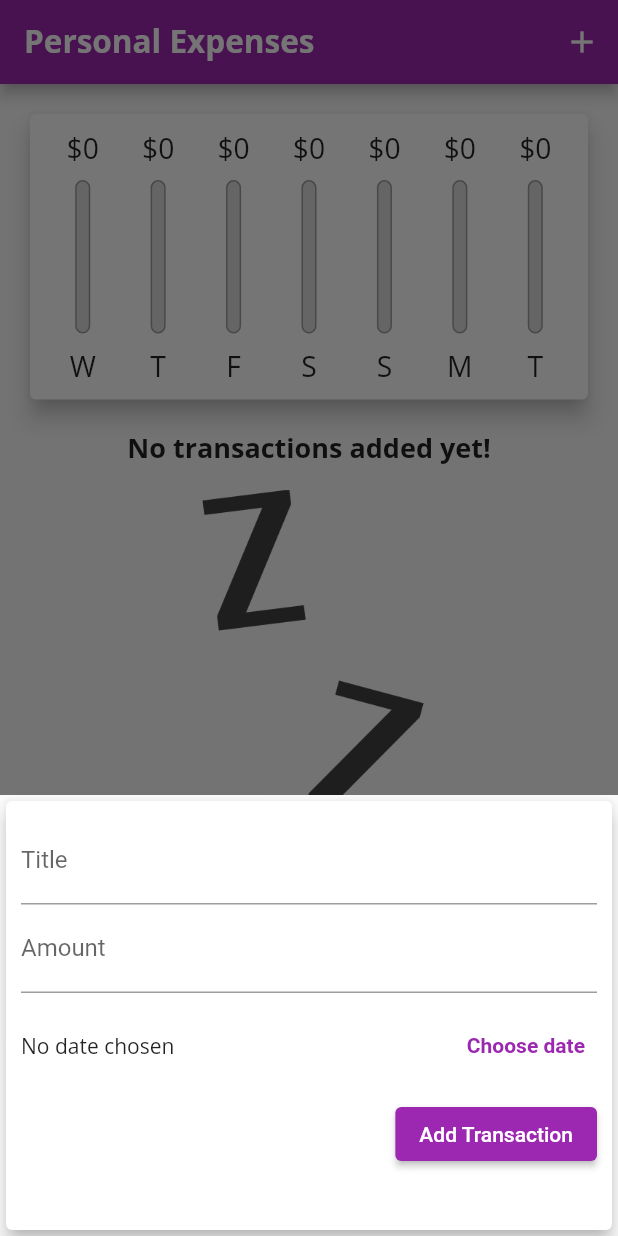
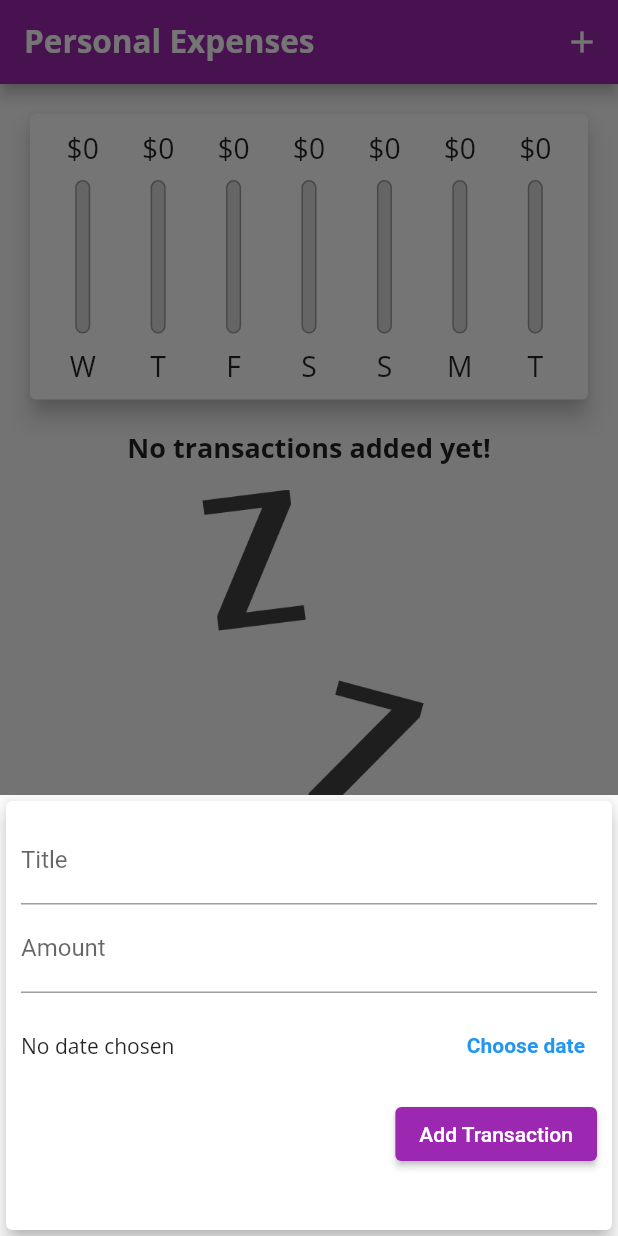
Before and after one commit to TheTota/personal_expenses_app, a Flutter app: the screen it shows after launch, after a tap on the "add" icon, on a phone screen of 412 x 824 dp. Run offline on Flutter 3.47's test engine with Material 2 defaults, Android fonts, the phone set to English and light mode, and no system bars.

Commit message:
refactor with vs code flutter standards

```diff
--- a/lib/main.dart
+++ b/lib/main.dart
@@ -1,23 +1,23 @@
 import 'dart:io';
 
+import 'package:flutter/cupertino.dart';
 import 'package:flutter/material.dart';
-import 'package:flutter/cupertino.dart';
 
+import './models/transaction.dart';
+import './widgets/chart.dart';
 import './widgets/new_transaction.dart';
 import './widgets/transaction_list.dart';
-import './widgets/chart.dart';
-import './models/transaction.dart';
 
-void main() => runApp(MyApp());
+void main() => runApp(const MyApp());
 
 class MyApp extends StatelessWidget {
+  const MyApp({super.key});
+
   @override
   Widget build(BuildContext context) {
     return MaterialApp(
       title: 'Personal Expenses',
       theme: ThemeData(
-          primarySwatch: Colors.purple,
-          accentColor: Colors.amber,
           fontFamily: 'Quicksand',
           textTheme: ThemeData.light().textTheme.copyWith(
                 bodyMedium: const TextStyle(
@@ -33,14 +33,16 @@ class MyApp extends StatelessWidget {
               titleTextStyle: TextStyle(
                   fontFamily: 'OpenSans',
                   fontSize: 21,
-                  fontWeight: FontWeight.bold))),
-      home: MyHomePage(),
+                  fontWeight: FontWeight.bold)),
+          colorScheme: ColorScheme.fromSwatch(primarySwatch: Colors.purple)
+              .copyWith(secondary: Colors.amber)),
+      home: const MyHomePage(),
     );
   }
 }
 
 class MyHomePage extends StatefulWidget {
-  MyHomePage({super.key});
+  const MyHomePage({super.key});
 
   @override
   State<MyHomePage> createState() => _MyHomePageState();
@@ -51,8 +53,8 @@ class _MyHomePageState extends State<MyHomePage> {
 
   List<Transaction> get _recentTransactions {
     return _userTransactions
-        .where(
-            (t) => t.date.isAfter(DateTime.now().subtract(Duration(days: 7))))
+        .where((t) =>
+            t.date.isAfter(DateTime.now().subtract(const Duration(days: 7))))
         .toList();
   }
 
@@ -87,33 +89,83 @@ class _MyHomePageState extends State<MyHomePage> {
     });
   }
 
-  @override
-  Widget build(BuildContext context) {
-    var mediaQuery = MediaQuery.of(context);
-    final isLandscape = mediaQuery.orientation == Orientation.landscape;
-    final PreferredSizeWidget appBar = Platform.isIOS
+  List<Widget> _buildLandscapeContent(MediaQueryData mediaQuery,
+      PreferredSizeWidget appBar, SizedBox txListWidget) {
+    return [
+      Row(
+        mainAxisAlignment: MainAxisAlignment.center,
+        children: [
+          Text(
+            'Show chart',
+            style: Theme.of(context).textTheme.titleLarge,
+          ),
+          Switch.adaptive(
+              activeColor: Theme.of(context).colorScheme.secondary,
+              value: _showChart,
+              onChanged: (newVal) {
+                setState(() {
+                  _showChart = newVal;
+                });
+              }),
+        ],
+      ),
+      _showChart
+          ? SizedBox(
+              height: (mediaQuery.size.height -
+                      appBar.preferredSize.height -
+                      mediaQuery.padding.top) *
+                  0.7,
+              child: Chart(_recentTransactions),
+            )
+          : txListWidget,
+    ];
+  }
+
+  List<Widget> _buildPortraitContent(MediaQueryData mediaQuery,
+      PreferredSizeWidget appBar, SizedBox txListWidget) {
+    return [
+      SizedBox(
+        height: (mediaQuery.size.height -
+                appBar.preferredSize.height -
+                mediaQuery.padding.top) *
+            0.3,
+        child: Chart(_recentTransactions),
+      ),
+      txListWidget,
+    ];
+  }
+
+  PreferredSizeWidget _buildAppBar() {
+    return Platform.isIOS
         ? CupertinoNavigationBar(
-            middle: Text('Personal Expenses'),
+            middle: const Text('Personal Expenses'),
             trailing: Row(
               mainAxisSize: MainAxisSize.min,
               children: [
                 GestureDetector(
                   onTap: () => _startAddNewTransaction(context),
-                  child: Icon(CupertinoIcons.add),
+                  child: const Icon(CupertinoIcons.add),
                 ),
               ],
             ),
           ) as PreferredSizeWidget
         : AppBar(
-            title: Text('Personal Expenses'),
+            title: const Text('Personal Expenses'),
             actions: <Widget>[
               IconButton(
                 onPressed: () => _startAddNewTransaction(context),
-                icon: Icon(Icons.add),
+                icon: const Icon(Icons.add),
               )
             ],
           );
-    final txListWidget = Container(
+  }
+
+  @override
+  Widget build(BuildContext context) {
+    var mediaQuery = MediaQuery.of(context);
+    final isLandscape = mediaQuery.orientation == Orientation.landscape;
+    final PreferredSizeWidget appBar = _buildAppBar();
+    final txListWidget = SizedBox(
       height: (mediaQuery.size.height -
               appBar.preferredSize.height -
               mediaQuery.padding.top) *
@@ -126,42 +178,9 @@ class _MyHomePageState extends State<MyHomePage> {
         child: Column(
           children: <Widget>[
             if (isLandscape)
-              Row(
-                mainAxisAlignment: MainAxisAlignment.center,
-                children: [
-                  Text(
-                    'Show chart',
-                    style: Theme.of(context).textTheme.titleLarge,
-                  ),
-                  Switch.adaptive(
-                      activeColor: Theme.of(context).accentColor,
-                      value: _showChart,
-                      onChanged: (newVal) {
-                        setState(() {
-                          _showChart = newVal;
-                        });
-                      }),
-                ],
-              ),
+              ..._buildLandscapeContent(mediaQuery, appBar, txListWidget),
             if (!isLandscape)
-              Container(
-                height: (mediaQuery.size.height -
-                        appBar.preferredSize.height -
-                        mediaQuery.padding.top) *
-                    0.3,
-                child: Chart(_recentTransactions),
-              ),
-            if (!isLandscape) txListWidget,
-            if (isLandscape)
-              _showChart
-                  ? Container(
-                      height: (mediaQuery.size.height -
-                              appBar.preferredSize.height -
-                              mediaQuery.padding.top) *
-                          0.7,
-                      child: Chart(_recentTransactions),
-                    )
-                  : txListWidget
+              ..._buildPortraitContent(mediaQuery, appBar, txListWidget),
           ],
         ),
       ),
@@ -169,8 +188,8 @@ class _MyHomePageState extends State<MyHomePage> {
 
     return Platform.isIOS
         ? CupertinoPageScaffold(
+            navigationBar: appBar as ObstructingPreferredSizeWidget,
             child: pageBody,
-            navigationBar: appBar as ObstructingPreferredSizeWidget,
           )
         : Scaffold(
             appBar: appBar,
@@ -179,7 +198,7 @@ class _MyHomePageState extends State<MyHomePage> {
                 ? Container()
                 : FloatingActionButton(
                     onPressed: () => _startAddNewTransaction(context),
-                    child: Icon(Icons.add),
+                    child: const Icon(Icons.add),
                   ),
             floatingActionButtonLocation:
                 FloatingActionButtonLocation.centerFloat,
--- a/lib/widgets/adaptive_elevated_button.dart
+++ b/lib/widgets/adaptive_elevated_button.dart
@@ -8,7 +8,8 @@ class AdaptiveElevatedButton extends StatelessWidget {
   final TextStyle? style;
   final VoidCallback callback;
 
-  const AdaptiveElevatedButton({required this.text, required this.callback, this.style, super.key});
+  const AdaptiveElevatedButton(
+      {required this.text, required this.callback, this.style, super.key});
 
   @override
   Widget build(BuildContext context) {
--- a/lib/widgets/adaptive_text_button.dart
+++ b/lib/widgets/adaptive_text_button.dart
@@ -16,7 +16,7 @@ class AdaptiveTextButton extends StatelessWidget {
             onPressed: callback,
             child: Text(
               text,
-              style: TextStyle(fontWeight: FontWeight.bold),
+              style: const TextStyle(fontWeight: FontWeight.bold),
             ),
           )
         : TextButton(
@@ -25,7 +25,7 @@ class AdaptiveTextButton extends StatelessWidget {
                 foregroundColor: Theme.of(context).primaryColor),
             child: Text(
               text,
-              style: TextStyle(fontWeight: FontWeight.bold),
+              style: const TextStyle(fontWeight: FontWeight.bold),
             ),
           );
   }
--- a/lib/widgets/chart.dart
+++ b/lib/widgets/chart.dart
@@ -41,9 +41,9 @@ class Chart extends StatelessWidget {
   Widget build(BuildContext context) {
     return Card(
       elevation: 6,
-      margin: EdgeInsets.all(20),
+      margin: const EdgeInsets.all(20),
       child: Padding(
-        padding: EdgeInsets.all(10),
+        padding: const EdgeInsets.all(10),
         child: Row(
           mainAxisAlignment: MainAxisAlignment.spaceAround,
           children: groupedTransactionValues.map((data) {
--- a/lib/widgets/chart_bar.dart
+++ b/lib/widgets/chart_bar.dart
@@ -13,7 +13,7 @@ class ChartBar extends StatelessWidget {
     return LayoutBuilder(builder: (ctx, constraints) {
       return Column(
         children: [
-          Container(
+          SizedBox(
             height: constraints.maxHeight * 0.15,
             child: FittedBox(
               child: Text('\$${spendingAmount.toStringAsFixed(0)}'),
@@ -22,7 +22,7 @@ class ChartBar extends StatelessWidget {
           SizedBox(
             height: constraints.maxHeight * 0.05,
           ),
-          Container(
+          SizedBox(
             height: constraints.maxHeight * 0.6,
             width: 10,
             child: Stack(children: [
@@ -32,7 +32,7 @@ class ChartBar extends StatelessWidget {
                     color: Colors.grey,
                     width: 1.0,
                   ),
-                  color: Color.fromRGBO(220, 220, 220, 1),
+                  color: const Color.fromRGBO(220, 220, 220, 1),
                   borderRadius: BorderRadius.circular(10),
                 ),
               ),
@@ -40,7 +40,7 @@ class ChartBar extends StatelessWidget {
                 heightFactor: spendingPctOfTotal,
                 child: Container(
                   decoration: BoxDecoration(
-                    color: Theme.of(context).primaryColor,
+                    color: Theme.of(context).colorScheme.primary,
                     borderRadius: BorderRadius.circular(10),
                   ),
                 ),
@@ -50,7 +50,7 @@ class ChartBar extends StatelessWidget {
           SizedBox(
             height: constraints.maxHeight * 0.05,
           ),
-          Container(
+          SizedBox(
             height: constraints.maxHeight * 0.15,
             child: FittedBox(
               child: Text(label),
--- a/lib/widgets/new_transaction.dart
+++ b/lib/widgets/new_transaction.dart
@@ -1,6 +1,3 @@
-import 'dart:io';
-
-import 'package:flutter/cupertino.dart';
 import 'package:flutter/material.dart';
 import 'package:intl/intl.dart';
 
@@ -10,7 +7,7 @@ import './adaptive_elevated_button.dart';
 class NewTransaction extends StatefulWidget {
   final Function addTransactionCallback;
 
-  NewTransaction(this.addTransactionCallback, {super.key});
+  const NewTransaction(this.addTransactionCallback, {super.key});
 
   @override
   State<NewTransaction> createState() => _NewTransactionState();
@@ -46,7 +43,7 @@ class _NewTransactionState extends State<NewTransaction> {
                 keyboardType: TextInputType.number,
                 onSubmitted: (_) => _submitData(),
               ),
-              Container(
+              SizedBox(
                 height: 70,
                 child: Row(
                   children: [
--- a/lib/widgets/transaction_list.dart
+++ b/lib/widgets/transaction_list.dart
@@ -1,13 +1,13 @@
 import 'package:flutter/material.dart';
 
 import '../models/transaction.dart';
-import 'package:intl/intl.dart';
+import './transaction_item.dart';
 
 class TransactionList extends StatelessWidget {
   final List<Transaction> transactions;
   final Function _deleteTx;
 
-  TransactionList(this.transactions, this._deleteTx, {super.key});
+  const TransactionList(this.transactions, this._deleteTx, {super.key});
 
   @override
   Widget build(BuildContext context) {
@@ -20,8 +20,8 @@ class TransactionList extends StatelessWidget {
                   'No transactions added yet!',
                   style: Theme.of(context).textTheme.titleLarge,
                 ),
-                SizedBox(height: 15),
-                Container(
+                const SizedBox(height: 15),
+                SizedBox(
                   height: constraints.maxHeight * 0.6,
                   child: Image.asset('assets/images/waiting.png',
                       fit: BoxFit.cover),
@@ -31,43 +31,10 @@ class TransactionList extends StatelessWidget {
           })
         : ListView.builder(
             itemBuilder: (ctx, index) {
-              return Card(
-                elevation: 5,
-                margin: EdgeInsets.symmetric(vertical: 8, horizontal: 5),
-                child: ListTile(
-                  leading: CircleAvatar(
-                    radius: 30,
-                    child: Padding(
-                      padding: const EdgeInsets.all(6.0),
-                      child: FittedBox(
-                        fit: BoxFit.scaleDown,
-                        child: Text(
-                          '\$${transactions[index].amount.toStringAsFixed(2)}',
-                        ),
-                      ),
-                    ),
-                  ),
-                  title: Text(
-                    transactions[index].title,
-                    style: Theme.of(context).textTheme.titleLarge,
-                  ),
-                  subtitle: Text(
-                    DateFormat.yMMMd().format(transactions[index].date),
-                  ),
-                  trailing: mediaQuery.size.width > 460
-                      ? TextButton.icon(
-                          onPressed: () => _deleteTx(transactions[index].id),
-                          icon: Icon(Icons.delete),
-                          label: Text('Delete'),
-                          style: TextButton.styleFrom(
-                              foregroundColor: Theme.of(context).colorScheme.error),
-                        )
-                      : IconButton(
-                          onPressed: () => _deleteTx(transactions[index].id),
-                          icon: Icon(Icons.delete)),
-                  iconColor: Theme.of(context).colorScheme.error,
-                ),
-              );
+              return TransactionItem(
+                  transaction: transactions[index],
+                  mediaQuery: mediaQuery,
+                  deleteTx: _deleteTx);
             },
             itemCount: transactions.length,
           );
```
Also changed, not shown: lib/widgets/transaction_item.dart (added, +61 -0 lines).
